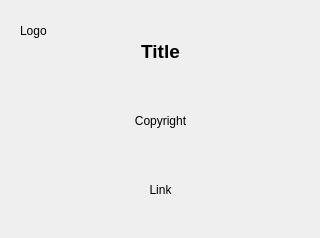
This is ui_files/info_dialog.ui in jebr/MergePDF as Qt 5 draws it before an edit. The edited form follows.
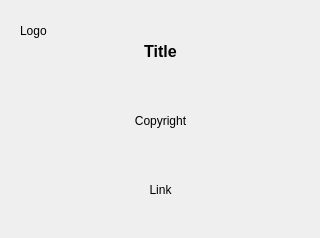
This is the edited form.

Commit message: Add info dialog

```diff
--- a/ui_files/info_dialog.ui
+++ b/ui_files/info_dialog.ui
@@ -41,7 +41,7 @@
       <property name="font">
        <font>
         <family>Arial</family>
-        <pointsize>14</pointsize>
+        <pointsize>12</pointsize>
         <weight>75</weight>
         <bold>true</bold>
        </font>
```
The commit also changes 1 other file.
